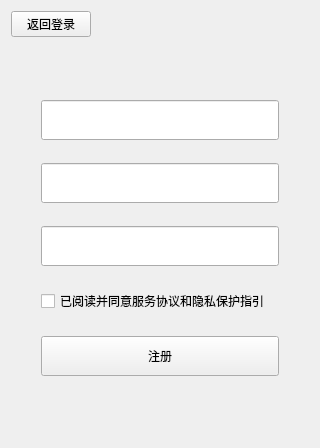
Jearyhao/MyChat, file Client/enrolldialog.ui: the form before one commit.
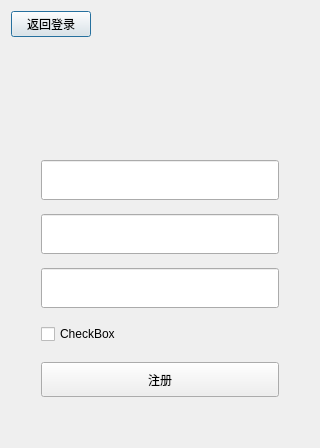
The form after the commit.

Commit message: complete client UI and dialog skip

The edit to the form file:
```diff
--- a/Client/enrolldialog.ui
+++ b/Client/enrolldialog.ui
@@ -1,7 +1,7 @@
 <?xml version="1.0" encoding="UTF-8"?>
 <ui version="4.0">
  <class>EnrollDialog</class>
- <widget class="QWidget" name="EnrollDialog">
+ <widget class="QDialog" name="EnrollDialog">
   <property name="geometry">
    <rect>
     <x>0</x>
@@ -23,11 +23,11 @@
    </size>
   </property>
   <property name="windowTitle">
-   <string>注册账号</string>
+   <string>Dialog</string>
   </property>
   <layout class="QVBoxLayout" name="verticalLayout">
    <item>
-    <layout class="QHBoxLayout" name="horizontalLayout_2">
+    <layout class="QHBoxLayout" name="horizontalLayout">
      <item>
       <widget class="QPushButton" name="returnLoginButton">
        <property name="text">
@@ -35,9 +35,6 @@
        </property>
       </widget>
      </item>
-     <item>
-      <layout class="QHBoxLayout" name="horizontalLayout"/>
-     </item>
      <item>
       <spacer name="horizontalSpacer">
        <property name="orientation">
@@ -54,13 +51,10 @@
     </layout>
    </item>
    <item>
-    <spacer name="verticalSpacer">
+    <spacer name="verticalSpacer_2">
      <property name="orientation">
       <enum>Qt::Vertical</enum>
      </property>
-     <property name="sizeType">
-      <enum>QSizePolicy::Fixed</enum>
-     </property>
      <property name="sizeHint" stdset="0">
       <size>
        <width>20</width>
@@ -71,13 +65,6 @@
    </item>
    <item>
     <layout class="QGridLayout" name="gridLayout">
-     <item row="3" column="1">
-      <widget class="QCheckBox" name="checkBox">
-       <property name="text">
-        <string>已阅读并同意服务协议和隐私保护指引</string>
-       </property>
-      </widget>
-     </item>
      <item row="0" column="0">
       <spacer name="horizontalSpacer_2">
        <property name="orientation">
@@ -108,23 +95,75 @@
          <height>40</height>
         </size>
        </property>
+      </widget>
+     </item>
+     <item row="2" column="1">
+      <widget class="QLineEdit" name="passwordEdit">
+       <property name="minimumSize">
+        <size>
+         <width>0</width>
+         <height>40</height>
+        </size>
+       </property>
+       <property name="maximumSize">
+        <size>
+         <width>16777215</width>
+         <height>40</height>
+        </size>
+       </property>
+      </widget>
+     </item>
+     <item row="9" column="1">
+      <spacer name="verticalSpacer">
+       <property name="orientation">
+        <enum>Qt::Vertical</enum>
+       </property>
+       <property name="sizeType">
+        <enum>QSizePolicy::Fixed</enum>
+       </property>
+       <property name="sizeHint" stdset="0">
+        <size>
+         <width>20</width>
+         <height>40</height>
+        </size>
+       </property>
+      </spacer>
+     </item>
+     <item row="5" column="1">
+      <spacer name="verticalSpacer_4">
+       <property name="orientation">
+        <enum>Qt::Vertical</enum>
+       </property>
+       <property name="sizeType">
+        <enum>QSizePolicy::Fixed</enum>
+       </property>
+       <property name="sizeHint" stdset="0">
+        <size>
+         <width>20</width>
+         <height>10</height>
+        </size>
+       </property>
+      </spacer>
+     </item>
+     <item row="6" column="1">
+      <widget class="QCheckBox" name="checkBox">
        <property name="text">
-        <string/>
+        <string>CheckBox</string>
        </property>
       </widget>
      </item>
-     <item row="4" column="1">
+     <item row="8" column="1">
       <widget class="QPushButton" name="enrollButton">
        <property name="minimumSize">
         <size>
          <width>0</width>
-         <height>40</height>
+         <height>35</height>
         </size>
        </property>
        <property name="maximumSize">
         <size>
          <width>16777215</width>
-         <height>40</height>
+         <height>35</height>
         </size>
        </property>
        <property name="text">
@@ -132,7 +171,39 @@
        </property>
       </widget>
      </item>
-     <item row="2" column="1">
+     <item row="3" column="1">
+      <spacer name="verticalSpacer_5">
+       <property name="orientation">
+        <enum>Qt::Vertical</enum>
+       </property>
+       <property name="sizeType">
+        <enum>QSizePolicy::Fixed</enum>
+       </property>
+       <property name="sizeHint" stdset="0">
+        <size>
+         <width>20</width>
+         <height>8</height>
+        </size>
+       </property>
+      </spacer>
+     </item>
+     <item row="7" column="1">
+      <spacer name="verticalSpacer_3">
+       <property name="orientation">
+        <enum>Qt::Vertical</enum>
+       </property>
+       <property name="sizeType">
+        <enum>QSizePolicy::Fixed</enum>
+       </property>
+       <property name="sizeHint" stdset="0">
+        <size>
+         <width>20</width>
+         <height>12</height>
+        </size>
+       </property>
+      </spacer>
+     </item>
+     <item row="4" column="1">
       <widget class="QLineEdit" name="confirmPasswordEdit">
        <property name="minimumSize">
         <size>
@@ -146,9 +217,6 @@
          <height>40</height>
         </size>
        </property>
-       <property name="text">
-        <string/>
-       </property>
       </widget>
      </item>
      <item row="0" column="2">
@@ -168,36 +236,17 @@
       </spacer>
      </item>
      <item row="1" column="1">
-      <widget class="QLineEdit" name="passwordEdit">
-       <property name="minimumSize">
-        <size>
-         <width>0</width>
-         <height>40</height>
-        </size>
-       </property>
-       <property name="maximumSize">
-        <size>
-         <width>16777215</width>
-         <height>40</height>
-        </size>
-       </property>
-       <property name="text">
-        <string/>
-       </property>
-      </widget>
-     </item>
-     <item row="5" column="1">
-      <spacer name="verticalSpacer_2">
+      <spacer name="verticalSpacer_6">
        <property name="orientation">
         <enum>Qt::Vertical</enum>
        </property>
        <property name="sizeType">
-        <enum>QSizePolicy::Minimum</enum>
+        <enum>QSizePolicy::Fixed</enum>
        </property>
        <property name="sizeHint" stdset="0">
         <size>
          <width>20</width>
-         <height>40</height>
+         <height>8</height>
         </size>
        </property>
       </spacer>
```
The commit also changes 15 other files.
